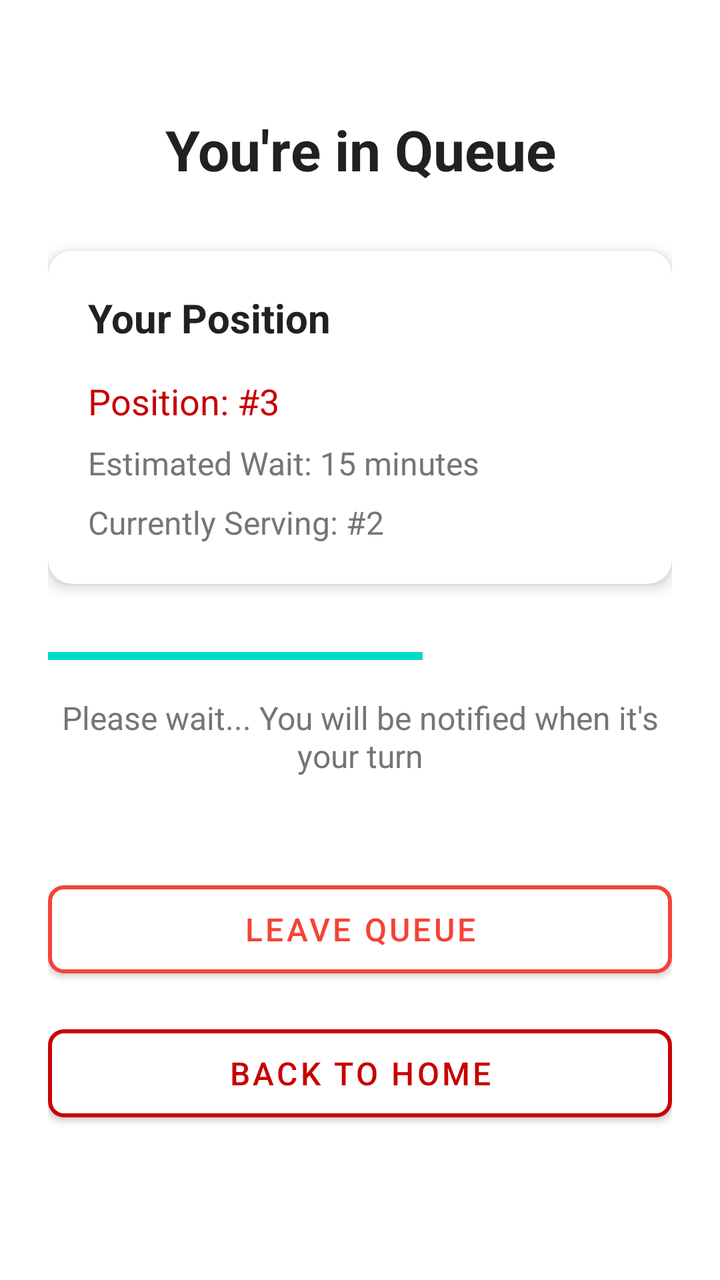
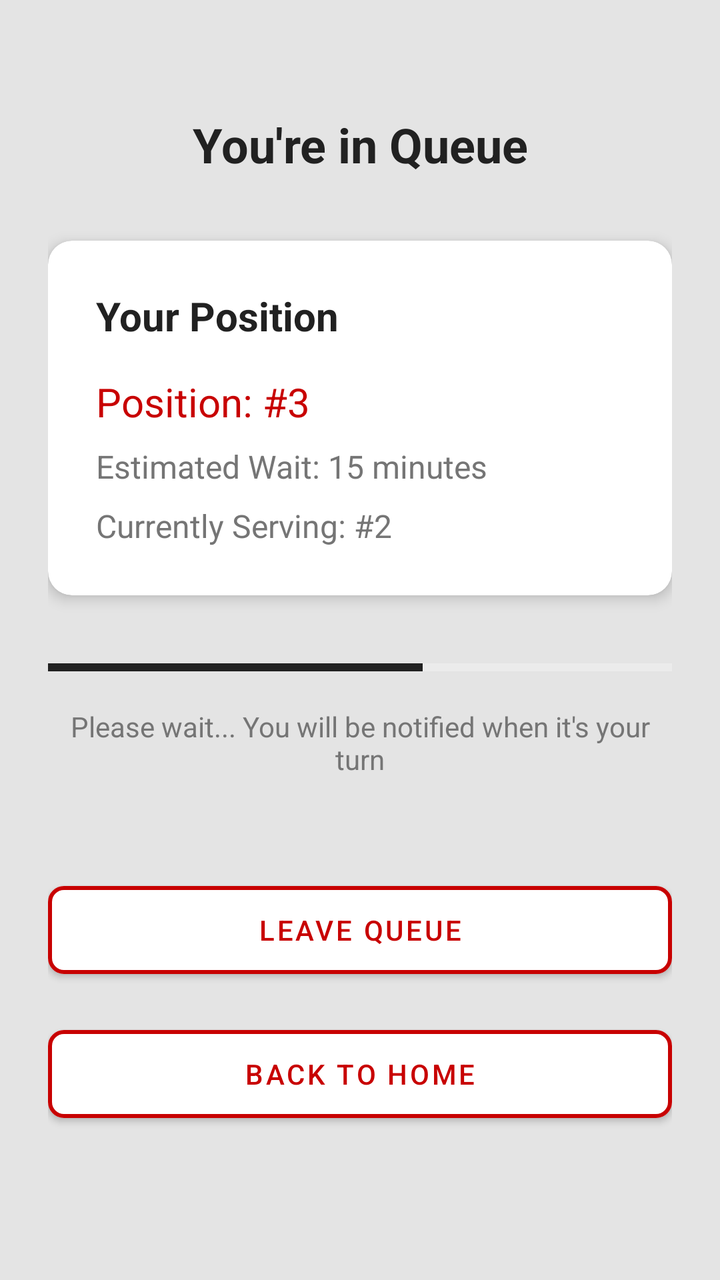

The first picture is an Android layout as it rendered before a commit; the second is the same layout after the commit. The layout source and the unified diff follow.
<!-- AndroidManifest.xml: application theme Theme.VQueue -->
<!-- res/layout/fragment_wait.xml -->
<?xml version="1.0" encoding="utf-8"?>
<androidx.core.widget.NestedScrollView xmlns:android="http://schemas.android.com/apk/res/android"
    xmlns:app="http://schemas.android.com/apk/res-auto"
    android:layout_width="match_parent"
    android:layout_height="match_parent"
    android:background="@color/background_primary"
    android:fillViewport="true">

    <androidx.constraintlayout.widget.ConstraintLayout
        android:layout_width="match_parent"
        android:layout_height="wrap_content"
        android:padding="24dp">

        
        <TextView
            android:id="@+id/headerText"
            android:layout_width="0dp"
            android:layout_height="wrap_content"
            android:text="You're in Queue"
            android:textSize="28sp"
            android:textStyle="bold"
            android:textColor="@color/text_primary"
            android:gravity="center"
            android:layout_marginTop="32dp"
            app:layout_constraintTop_toTopOf="parent"
            app:layout_constraintStart_toStartOf="parent"
            app:layout_constraintEnd_toEndOf="parent" />

        
        <com.google.android.material.card.MaterialCardView
            android:id="@+id/queueStatusCard"
            android:layout_width="0dp"
            android:layout_height="wrap_content"
            android:layout_marginTop="32dp"
            app:cardCornerRadius="12dp"
            app:cardElevation="4dp"
            app:cardBackgroundColor="@color/surface"
            app:layout_constraintTop_toBottomOf="@id/headerText"
            app:layout_constraintStart_toStartOf="parent"
            app:layout_constraintEnd_toEndOf="parent">

            <LinearLayout
                android:layout_width="match_parent"
                android:layout_height="wrap_content"
                android:orientation="vertical"
                android:padding="20dp">

                <TextView
                    android:layout_width="wrap_content"
                    android:layout_height="wrap_content"
                    android:text="Your Position"
                    android:textSize="20sp"
                    android:textStyle="bold"
                    android:textColor="@color/text_primary"
                    android:layout_marginBottom="16dp" />

                <TextView
                    android:id="@+id/positionText"
                    android:layout_width="wrap_content"
                    android:layout_height="wrap_content"
                    android:text="Position: #3"
                    android:textSize="18sp"
                    android:textColor="@color/primary"
                    android:layout_marginBottom="8dp" />

                <TextView
                    android:id="@+id/estimatedWaitText"
                    android:layout_width="wrap_content"
                    android:layout_height="wrap_content"
                    android:text="Estimated Wait: 15 minutes"
                    android:textSize="16sp"
                    android:textColor="@color/text_secondary"
                    android:layout_marginBottom="8dp" />

                <TextView
                    android:id="@+id/currentNumberText"
                    android:layout_width="wrap_content"
                    android:layout_height="wrap_content"
                    android:text="Currently Serving: #2"
                    android:textSize="16sp"
                    android:textColor="@color/text_secondary" />

            </LinearLayout>

        </com.google.android.material.card.MaterialCardView>

        
        <ProgressBar
            android:id="@+id/waitProgressBar"
            android:layout_width="0dp"
            android:layout_height="8dp"
            android:layout_marginTop="32dp"
            android:progress="60"
            android:max="100"
            style="?android:attr/progressBarStyleHorizontal"
            app:layout_constraintTop_toBottomOf="@id/queueStatusCard"
            app:layout_constraintStart_toStartOf="parent"
            app:layout_constraintEnd_toEndOf="parent" />

        
        <TextView
            android:id="@+id/statusText"
            android:layout_width="0dp"
            android:layout_height="wrap_content"
            android:layout_marginTop="16dp"
            android:text="Please wait... You will be notified when it's your turn"
            android:textSize="16sp"
            android:textColor="@color/text_secondary"
            android:gravity="center"
            app:layout_constraintTop_toBottomOf="@id/waitProgressBar"
            app:layout_constraintStart_toStartOf="parent"
            app:layout_constraintEnd_toEndOf="parent" />

        
        <com.google.android.material.button.MaterialButton
            android:id="@+id/leaveQueueButton"
            android:layout_width="0dp"
            android:layout_height="56dp"
            android:layout_marginTop="48dp"
            android:text="Leave Queue"
            android:textSize="16sp"
            android:textColor="@color/error"
            app:backgroundTint="@color/white"
            app:cornerRadius="8dp"
            app:strokeColor="@color/error"
            app:strokeWidth="2dp"
            app:layout_constraintTop_toBottomOf="@id/statusText"
            app:layout_constraintStart_toStartOf="parent"
            app:layout_constraintEnd_toEndOf="parent" />

        
        <com.google.android.material.button.MaterialButton
            android:id="@+id/backButton"
            android:layout_width="0dp"
            android:layout_height="56dp"
            android:layout_marginTop="16dp"
            android:text="Back to Home"
            android:textSize="16sp"
            android:textColor="@color/primary"
            app:backgroundTint="@color/white"
            app:cornerRadius="8dp"
            app:strokeColor="@color/primary"
            app:strokeWidth="2dp"
            app:layout_constraintTop_toBottomOf="@id/leaveQueueButton"
            app:layout_constraintStart_toStartOf="parent"
            app:layout_constraintEnd_toEndOf="parent" />

    </androidx.constraintlayout.widget.ConstraintLayout>

</androidx.core.widget.NestedScrollView>
<!-- resources referenced by this layout -->
<resources>
  <color name="background_primary">#FFFFFF</color>
  <color name="error">#FFF44336</color>
  <color name="primary">#C80000</color>
  <color name="surface">#FFFFFFFF</color>
  <color name="text_primary">#FF212121</color>
  <color name="text_secondary">#FF757575</color>
  <color name="white">#FFFFFFFF</color>
  <style name="Theme.VQueue" parent="Theme.MaterialComponents.DayNight.DarkActionBar">
          <item name="windowActionBar">false</item>
          <item name="windowNoTitle">true</item>
          
          <item name="colorPrimary">@color/primary</item>
          <item name="colorPrimaryVariant">@color/primary_dark</item>
          <item name="colorOnPrimary">@color/text_on_primary</item>
          <item name="android:textColorSecondary">@color/text_on_primary</item>
  
          <item name="colorSecondary">@color/accent</item>
          <item name="colorOnSecondary">@color/text_on_primary</item>
  
          
          <item name="android:colorBackground">@color/background_primary</item>
          <item name="colorSurface">@color/surface</item>
          <item name="colorOnSurface">@color/text_primary</item>
  
          
          <item name="android:statusBarColor">@color/primary</item>
  
          <item name="cornerFamily">rounded</item>
          <item name="cornerSize">16dp</item>
      </style>
  <color name="primary_dark">#BB0000</color>
  <color name="text_on_primary">#FFFFFFFF</color>
  <color name="accent">#FF03DAC5</color>
</resources>

<!-- the commit's change to res/layout/fragment_wait.xml (unified diff, before → after) -->
@@ -3,13 +3,13 @@
     xmlns:app="http://schemas.android.com/apk/res-auto"
     android:layout_width="match_parent"
     android:layout_height="match_parent"
-    android:background="@color/background_primary"
+    android:background="@color/background"
     android:fillViewport="true">
 
     <androidx.constraintlayout.widget.ConstraintLayout
         android:layout_width="match_parent"
         android:layout_height="wrap_content"
-        android:padding="24dp">
+        android:padding="@dimen/padding_large">
 
         
         <TextView
@@ -17,11 +17,11 @@
             android:layout_width="0dp"
             android:layout_height="wrap_content"
             android:text="You're in Queue"
-            android:textSize="28sp"
+            android:textSize="@dimen/text_size_header"
             android:textStyle="bold"
             android:textColor="@color/text_primary"
             android:gravity="center"
-            android:layout_marginTop="32dp"
+            android:layout_marginTop="@dimen/margin_xlarge"
             app:layout_constraintTop_toTopOf="parent"
             app:layout_constraintStart_toStartOf="parent"
             app:layout_constraintEnd_toEndOf="parent" />
@@ -31,9 +31,9 @@
             android:id="@+id/queueStatusCard"
             android:layout_width="0dp"
             android:layout_height="wrap_content"
-            android:layout_marginTop="32dp"
-            app:cardCornerRadius="12dp"
-            app:cardElevation="4dp"
+            android:layout_marginTop="@dimen/margin_xlarge"
+            app:cardCornerRadius="@dimen/corner_radius_large"
+            app:cardElevation="@dimen/card_elevation"
             app:cardBackgroundColor="@color/surface"
             app:layout_constraintTop_toBottomOf="@id/headerText"
             app:layout_constraintStart_toStartOf="parent"
@@ -43,41 +43,41 @@
                 android:layout_width="match_parent"
                 android:layout_height="wrap_content"
                 android:orientation="vertical"
-                android:padding="20dp">
+                android:padding="@dimen/padding_large">
 
                 <TextView
                     android:layout_width="wrap_content"
                     android:layout_height="wrap_content"
                     android:text="Your Position"
-                    android:textSize="20sp"
+                    android:textSize="@dimen/text_size_title"
                     android:textStyle="bold"
                     android:textColor="@color/text_primary"
-                    android:layout_marginBottom="16dp" />
+                    android:layout_marginBottom="@dimen/margin_medium" />
 
                 <TextView
                     android:id="@+id/positionText"
                     android:layout_width="wrap_content"
                     android:layout_height="wrap_content"
                     android:text="Position: #3"
-                    android:textSize="18sp"
+                    android:textSize="@dimen/text_size_title"
                     android:textColor="@color/primary"
-                    android:layout_marginBottom="8dp" />
+                    android:layout_marginBottom="@dimen/margin_small" />
 
                 <TextView
                     android:id="@+id/estimatedWaitText"
                     android:layout_width="wrap_content"
                     android:layout_height="wrap_content"
                     android:text="Estimated Wait: 15 minutes"
-                    android:textSize="16sp"
+                    android:textSize="@dimen/text_size_medium"
                     android:textColor="@color/text_secondary"
-                    android:layout_marginBottom="8dp" />
+                    android:layout_marginBottom="@dimen/margin_small" />
 
                 <TextView
                     android:id="@+id/currentNumberText"
                     android:layout_width="wrap_content"
                     android:layout_height="wrap_content"
                     android:text="Currently Serving: #2"
-                    android:textSize="16sp"
+                    android:textSize="@dimen/text_size_medium"
                     android:textColor="@color/text_secondary" />
 
             </LinearLayout>
@@ -89,7 +89,7 @@
             android:id="@+id/waitProgressBar"
             android:layout_width="0dp"
             android:layout_height="8dp"
-            android:layout_marginTop="32dp"
+            android:layout_marginTop="@dimen/margin_xlarge"
             android:progress="60"
             android:max="100"
             style="?android:attr/progressBarStyleHorizontal"
@@ -102,9 +102,9 @@
             android:id="@+id/statusText"
             android:layout_width="0dp"
             android:layout_height="wrap_content"
-            android:layout_marginTop="16dp"
+            android:layout_marginTop="@dimen/margin_medium"
             android:text="Please wait... You will be notified when it's your turn"
-            android:textSize="16sp"
+            android:textSize="@dimen/text_size_body"
             android:textColor="@color/text_secondary"
             android:gravity="center"
             app:layout_constraintTop_toBottomOf="@id/waitProgressBar"
@@ -115,14 +115,14 @@
         <com.google.android.material.button.MaterialButton
             android:id="@+id/leaveQueueButton"
             android:layout_width="0dp"
-            android:layout_height="56dp"
-            android:layout_marginTop="48dp"
+            android:layout_height="@dimen/button_height_large"
+            android:layout_marginTop="@dimen/margin_xxlarge"
             android:text="Leave Queue"
-            android:textSize="16sp"
-            android:textColor="@color/error"
-            app:backgroundTint="@color/white"
+            android:textSize="@dimen/text_size_body"
+            android:textColor="@color/status_error"
+            app:backgroundTint="@color/surface"
             app:cornerRadius="8dp"
-            app:strokeColor="@color/error"
+            app:strokeColor="@color/status_error"
             app:strokeWidth="2dp"
             app:layout_constraintTop_toBottomOf="@id/statusText"
             app:layout_constraintStart_toStartOf="parent"
@@ -132,12 +132,12 @@
         <com.google.android.material.button.MaterialButton
             android:id="@+id/backButton"
             android:layout_width="0dp"
-            android:layout_height="56dp"
-            android:layout_marginTop="16dp"
+            android:layout_height="@dimen/button_height_large"
+            android:layout_marginTop="@dimen/margin_medium"
             android:text="Back to Home"
-            android:textSize="16sp"
+            android:textSize="@dimen/text_size_body"
             android:textColor="@color/primary"
-            app:backgroundTint="@color/white"
+            app:backgroundTint="@color/surface"
             app:cornerRadius="8dp"
             app:strokeColor="@color/primary"
             app:strokeWidth="2dp"
<!-- resource entries referenced after the edit -->
@@ -1,26 +1,37 @@
 <!-- resources referenced by this layout -->
 <resources>
-  <color name="background_primary">#FFFFFF</color>
-  <color name="error">#FFF44336</color>
-  <color name="primary">#C80000</color>
-  <color name="surface">#FFFFFFFF</color>
-  <color name="text_primary">#FF212121</color>
-  <color name="text_secondary">#FF757575</color>
-  <color name="white">#FFFFFFFF</color>
+  <color name="background">@color/brand_gray_light</color>
+  <color name="primary">@color/brand_red</color>
+  <color name="status_error">@color/brand_red</color>
+  <color name="surface">@color/brand_white</color>
+  <color name="text_primary">@color/brand_black</color>
+  <color name="text_secondary">@color/brand_gray_dark</color>
+  <dimen name="button_height_large">56dp</dimen>
+  <dimen name="card_elevation">4dp</dimen>
+  <dimen name="corner_radius_large">12dp</dimen>
+  <dimen name="margin_medium">16dp</dimen>
+  <dimen name="margin_small">8dp</dimen>
+  <dimen name="margin_xlarge">32dp</dimen>
+  <dimen name="margin_xxlarge">48dp</dimen>
+  <dimen name="padding_large">24dp</dimen>
+  <dimen name="text_size_body">14sp</dimen>
+  <dimen name="text_size_header">24sp</dimen>
+  <dimen name="text_size_medium">16sp</dimen>
+  <dimen name="text_size_title">20sp</dimen>
   <style name="Theme.VQueue" parent="Theme.MaterialComponents.DayNight.DarkActionBar">
           <item name="windowActionBar">false</item>
           <item name="windowNoTitle">true</item>
           
           <item name="colorPrimary">@color/primary</item>
-          <item name="colorPrimaryVariant">@color/primary_dark</item>
-          <item name="colorOnPrimary">@color/text_on_primary</item>
-          <item name="android:textColorSecondary">@color/text_on_primary</item>
+          <item name="colorPrimaryVariant">@color/primary_variant</item>
+          <item name="colorOnPrimary">@color/on_primary</item>
+          <item name="android:textColorSecondary">@color/on_primary</item>
   
-          <item name="colorSecondary">@color/accent</item>
-          <item name="colorOnSecondary">@color/text_on_primary</item>
+          <item name="colorSecondary">@color/secondary</item>
+          <item name="colorOnSecondary">@color/on_secondary</item>
   
           
-          <item name="android:colorBackground">@color/background_primary</item>
+          <item name="android:colorBackground">@color/background</item>
           <item name="colorSurface">@color/surface</item>
           <item name="colorOnSurface">@color/text_primary</item>
   
@@ -30,8 +41,14 @@
           <item name="cornerFamily">rounded</item>
           <item name="cornerSize">16dp</item>
       </style>
-  <color name="primary_dark">#BB0000</color>
-  <color name="text_on_primary">#FFFFFFFF</color>
-  <color name="accent">#FF03DAC5</color>
+  <color name="brand_gray_light">#E4E4E4</color>
+  <color name="brand_red">#C80000</color>
+  <color name="brand_white">#FFFFFF</color>
+  <color name="brand_black">#212121</color>
+  <color name="brand_gray_dark">#757575</color>
+  <color name="primary_variant">@color/brand_red</color>
+  <color name="on_primary">@color/brand_white</color>
+  <color name="secondary">@color/brand_black</color>
+  <color name="on_secondary">@color/brand_white</color>
 </resources>
 
